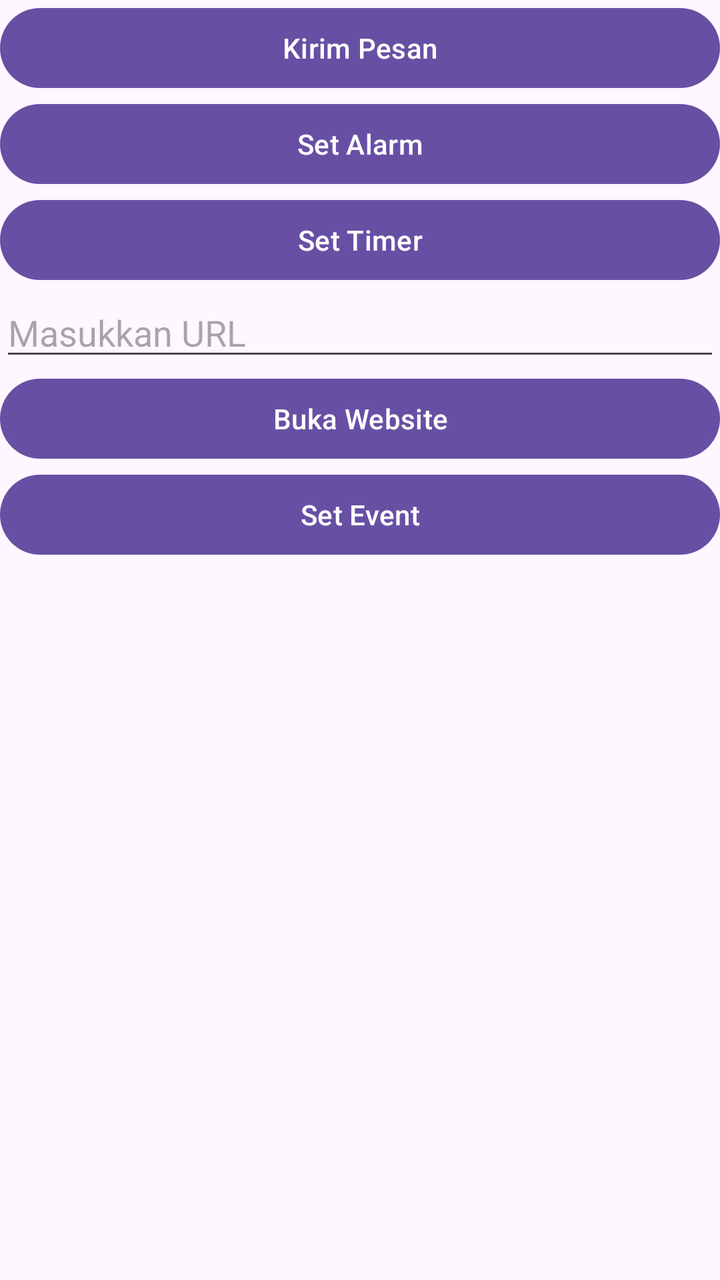
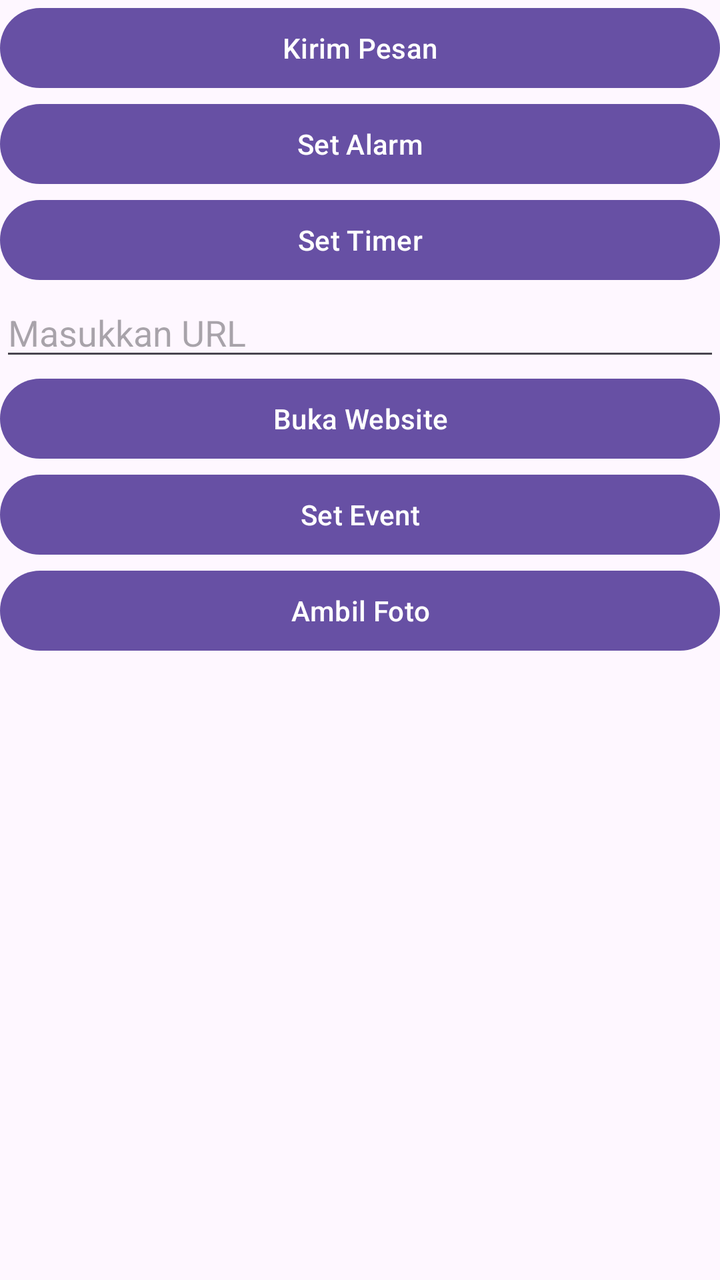

Compare the two renders of this Android layout. The source of the first and the diff that turns it into the second are given below.
<!-- AndroidManifest.xml: application theme Theme.ImplisitIntent -->
<!-- res/layout/activity_main.xml -->
<?xml version="1.0" encoding="utf-8"?>
<LinearLayout xmlns:android="http://schemas.android.com/apk/res/android"
    xmlns:app="http://schemas.android.com/apk/res-auto"
    xmlns:tools="http://schemas.android.com/tools"
    android:id="@+id/main"
    android:layout_width="match_parent"
    android:layout_height="match_parent"
    android:orientation="vertical"
    tools:context=".MainActivity">

    <Button
        android:id="@+id/btnKirimPesan"
        android:layout_width="match_parent"
        android:layout_height="wrap_content"
        android:text="Kirim Pesan" />

    <Button
        android:id="@+id/btnSetAlarm"
        android:layout_width="match_parent"
        android:layout_height="wrap_content"
        android:text="Set Alarm" />

    <Button
        android:id="@+id/btnSetTimer"
        android:layout_width="match_parent"
        android:layout_height="wrap_content"
        android:text="Set Timer" />

    <EditText
        android:id="@+id/etURL"
        android:layout_width="match_parent"
        android:layout_height="wrap_content"
        android:hint="Masukkan URL" />

    <Button
        android:id="@+id/btnOpenURL"
        android:layout_width="match_parent"
        android:layout_height="wrap_content"
        android:text="Buka Website" />

    <Button
        android:id="@+id/btnSetEvent"
        android:layout_width="match_parent"
        android:layout_height="wrap_content"
        android:text="Set Event" />

</LinearLayout>
<!-- resources referenced by this layout -->
<resources>
  <style name="Theme.ImplisitIntent" parent="Base.Theme.ImplisitIntent" />
  <style name="Base.Theme.ImplisitIntent" parent="Theme.Material3.DayNight.NoActionBar">
          
          
      </style>
</resources>

<!-- the commit's change to res/layout/activity_main.xml (unified diff, before → after) -->
@@ -44,4 +44,15 @@
         android:layout_height="wrap_content"
         android:text="Set Event" />
 
+    <Button
+        android:id="@+id/btnGetPhoto"
+        android:layout_width="match_parent"
+        android:layout_height="wrap_content"
+        android:text="Ambil Foto" />
+
+    <ImageView
+        android:id="@+id/ivHasil"
+        android:layout_width="match_parent"
+        android:layout_height="wrap_content" />
+
 </LinearLayout>
